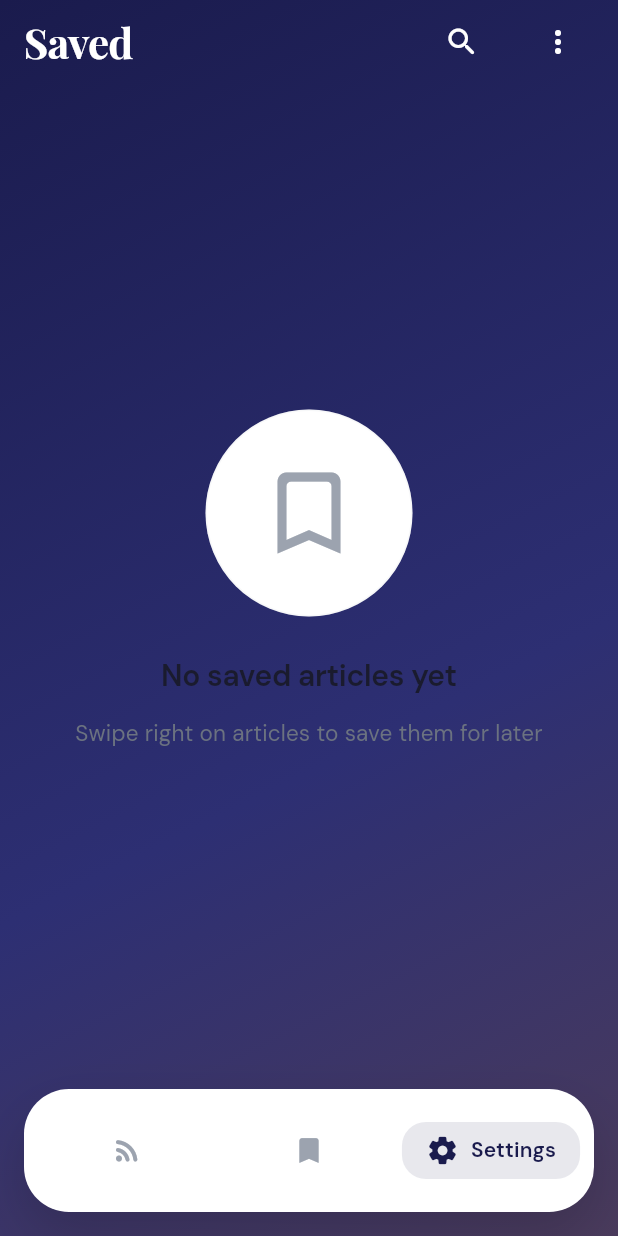
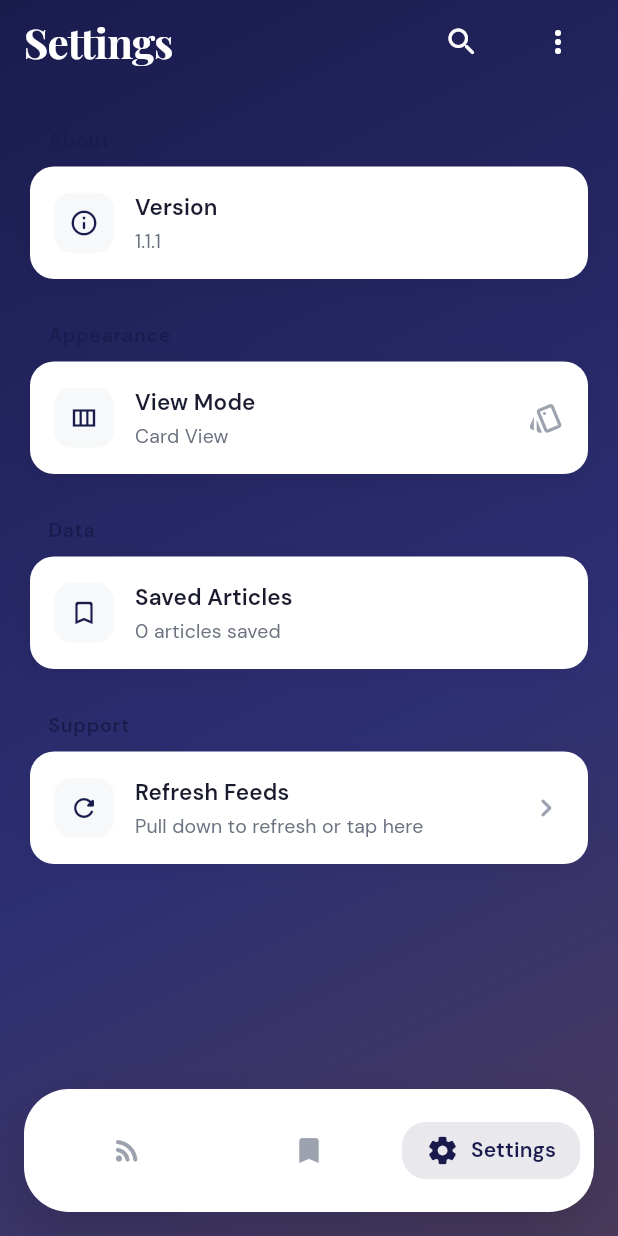
Before and after one commit to STRK-ND/feedapp, a Flutter app: the screen it shows after launch, item 3 of the bottom bar chosen, on a phone screen of 412 x 824 dp. Run offline on Flutter 3.47's test engine with Material 3 defaults, Android fonts, the phone set to English and light mode, and no system bars; our stand-ins replace cached_network_image, connectivity_plus, google_fonts, package_info_plus, share_plus, shared_preferences; network calls fail.

Commit message:
Fix: Add proper Settings view to Settings tab
- Added _buildSettingsView() method to display settings interface
- Updated body渲染逻辑 to handle all 3 tabs (Feeds, Saved, Settings)
- Fixed navigation tap handler to properly handle Settings tab
- Updated AppBar title logic to show "Settings" for tab index 2
- Settings screen includes: About, Appearance (view mode toggle), Data (saved articles count), and Support (refresh feeds)

Co-Authored-By: Claude Sonnet 4.5 <noreply@anthropic.com>

```diff
--- a/lib/main.dart
+++ b/lib/main.dart
@@ -2118,7 +2118,11 @@ class _RssFeedScreenState extends State<RssFeedScreen>
           backgroundColor: Colors.transparent,
           elevation: 0,
           title: Text(
-            _selectedTab == 0 ? 'Curated Feeds' : 'Saved',
+            _selectedTab == 0
+                ? 'Curated Feeds'
+                : _selectedTab == 1
+                    ? 'Saved'
+                    : 'Settings',
             style: GoogleFonts.playfairDisplay(
               fontSize: 28,
               fontWeight: FontWeight.w700,
@@ -2440,7 +2444,9 @@ class _RssFeedScreenState extends State<RssFeedScreen>
                             ? (_viewMode == ViewMode.cards
                                 ? _buildCardView()
                                 : _buildListView())
-                            : _buildSavedArticlesView(),
+                            : _selectedTab == 1
+                                ? _buildSavedArticlesView()
+                                : _buildSettingsView(),
                       ),
               ),
             ],
@@ -2541,9 +2547,10 @@ class _RssFeedScreenState extends State<RssFeedScreen>
             _selectedTab = index;
             if (index == 1) {
               _displayedArticles = List.from(_savedArticles);
-            } else {
+            } else if (index == 0) {
               _displayedArticles = _getFilteredArticles();
             }
+            // Settings tab (index 2) doesn't need displayed articles
           });
         },
         borderRadius: BorderRadius.circular(24),
@@ -2768,4 +2775,161 @@ class _RssFeedScreenState extends State<RssFeedScreen>
       },
     );
   }
+
+  Widget _buildSettingsView() {
+    return ListView(
+      padding: const EdgeInsets.fromLTRB(20, 20, 20, 100),
+      children: [
+        _buildSettingsSection('About', [
+          _buildSettingsItem(
+            icon: Icons.info_outline_rounded,
+            title: 'Version',
+            subtitle: '1.1.1',
+            trailing: null,
+            onTap: null,
+          ),
+        ]),
+        const SizedBox(height: 20),
+        _buildSettingsSection('Appearance', [
+          _buildSettingsItem(
+            icon: Icons.view_column_outlined,
+            title: 'View Mode',
+            subtitle: _viewMode == ViewMode.cards ? 'Card View' : 'List View',
+            trailing: Icon(
+              _viewMode == ViewMode.cards ? Icons.style_outlined : Icons.list_outlined,
+              color: _AppColors.textTertiary,
+            ),
+            onTap: () {
+              setState(() {
+                _viewMode = _viewMode == ViewMode.cards
+                    ? ViewMode.list
+                    : ViewMode.cards;
+              });
+              _saveViewMode();
+            },
+          ),
+        ]),
+        const SizedBox(height: 20),
+        _buildSettingsSection('Data', [
+          _buildSettingsItem(
+            icon: Icons.bookmark_outline_rounded,
+            title: 'Saved Articles',
+            subtitle: '${_savedArticles.length} articles saved',
+            trailing: null,
+            onTap: null,
+          ),
+        ]),
+        const SizedBox(height: 20),
+        _buildSettingsSection('Support', [
+          _buildSettingsItem(
+            icon: Icons.refresh_rounded,
+            title: 'Refresh Feeds',
+            subtitle: 'Pull down to refresh or tap here',
+            trailing: null,
+            onTap: _isLoading ? null : _refreshFeeds,
+          ),
+        ]),
+      ],
+    );
+  }
+
+  Widget _buildSettingsSection(String title, List<Widget> children) {
+    return Column(
+      crossAxisAlignment: CrossAxisAlignment.start,
+      children: [
+        Padding(
+          padding: const EdgeInsets.symmetric(horizontal: 12, vertical: 8),
+          child: Text(
+            title,
+            style: GoogleFonts.dmSans(
+              fontSize: 13,
+              fontWeight: FontWeight.w600,
+              color: _AppColors.primary,
+              letterSpacing: 0.5,
+            ),
+          ),
+        ),
+        Container(
+          decoration: BoxDecoration(
+            color: _AppColors.surface,
+            borderRadius: BorderRadius.circular(16),
+            boxShadow: [
+              BoxShadow(
+                color: Colors.black.withValues(alpha: 0.05),
+                blurRadius: 15,
+                offset: const Offset(0, 4),
+              ),
+            ],
+          ),
+          child: Column(children: children),
+        ),
+      ],
+    );
+  }
+
+  Widget _buildSettingsItem({
+    required IconData icon,
+    required String title,
+    required String subtitle,
+    Widget? trailing,
+    VoidCallback? onTap,
+  }) {
+    return Material(
+      color: Colors.transparent,
+      child: InkWell(
+        onTap: onTap,
+        borderRadius: BorderRadius.circular(16),
+        child: Padding(
+          padding: const EdgeInsets.all(16),
+          child: Row(
+            children: [
+              Container(
+                padding: const EdgeInsets.all(10),
+                decoration: BoxDecoration(
+                  color: _AppColors.divider.withValues(alpha: 0.3),
+                  borderRadius: BorderRadius.circular(12),
+                ),
+                child: Icon(
+                  icon,
+                  size: 20,
+                  color: _AppColors.primary,
+                ),
+              ),
+              const SizedBox(width: 14),
+              Expanded(
+                child: Column(
+                  crossAxisAlignment: CrossAxisAlignment.start,
+                  children: [
+                    Text(
+                      title,
+                      style: GoogleFonts.dmSans(
+                        fontSize: 15,
+                        fontWeight: FontWeight.w600,
+                        color: _AppColors.textPrimary,
+                      ),
+                    ),
+                    const SizedBox(height: 2),
+                    Text(
+                      subtitle,
+                      style: GoogleFonts.dmSans(
+                        fontSize: 13,
+                        color: _AppColors.textSecondary,
+                      ),
+                    ),
+                  ],
+                ),
+              ),
+              if (trailing != null) trailing,
+              if (onTap != null) ...[
+                if (trailing == null) const Icon(
+                  Icons.chevron_right_rounded,
+                  color: _AppColors.textTertiary,
+                ),
+              ],
+            ],
+          ),
+        ),
+      ),
+    );
+  }
 }
```
